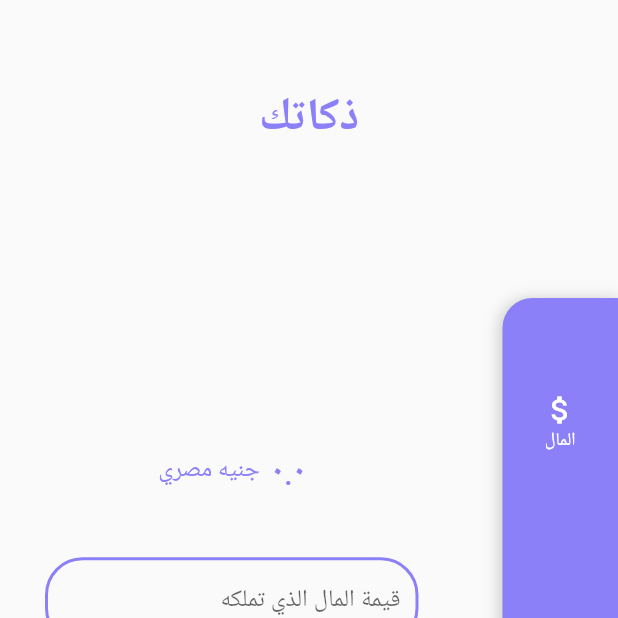
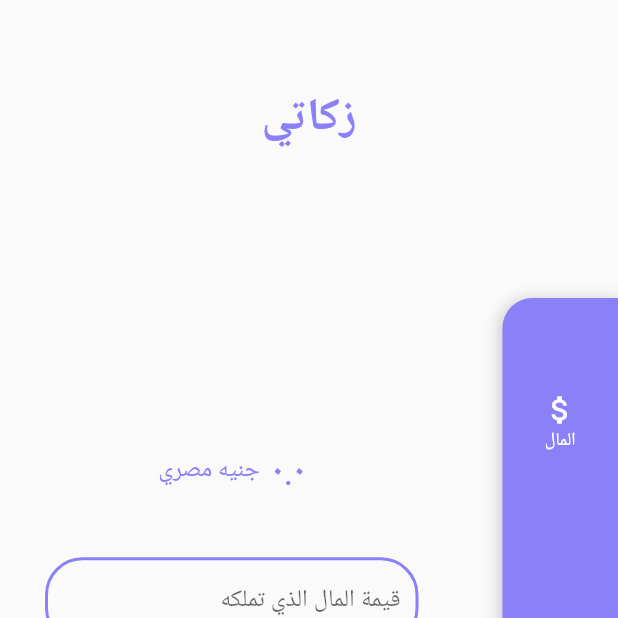
Before and after one commit to aboelkhaer/Zkati, a Flutter app: the screen it shows after launch, on a phone screen of 412 x 824 dp, the top half of it. Run offline on Flutter 3.47's test engine with Material 2 defaults, Android fonts, the phone set to English and light mode, and no system bars; our stand-ins replace get.

Commit message:
Fix some bugs

```diff
--- a/lib/main.dart
+++ b/lib/main.dart
@@ -13,9 +13,9 @@ class MyApp extends StatelessWidget {
   @override
   Widget build(BuildContext context) {
     return GetMaterialApp(
-      title: 'Zkati',
+      title: 'زكاتي',
       debugShowCheckedModeBanner: false,
-      home: HomeScreen(),
+      home: const HomeScreen(),
       initialBinding: HomeScreenBingings(),
     );
   }
--- a/lib/screens/ui/home_screen.dart
+++ b/lib/screens/ui/home_screen.dart
@@ -24,7 +24,7 @@ class HomeScreen extends GetView<HomeScreenController> {
                     margin: EdgeInsets.only(
                         top: MediaQuery.of(context).size.height * 0.07),
                     child: const Text(
-                      'ذكاتك',
+                      'زكاتي',
                       style: TextStyle(
                         fontWeight: FontWeight.bold,
                         fontSize: 30,
```
Also changed, not shown: pubspec.yaml (+6 -1 lines), assets/images/app_icon.png (added), assets/images/mainPic.jpg (deleted), pubspec.lock, 29 other files.
